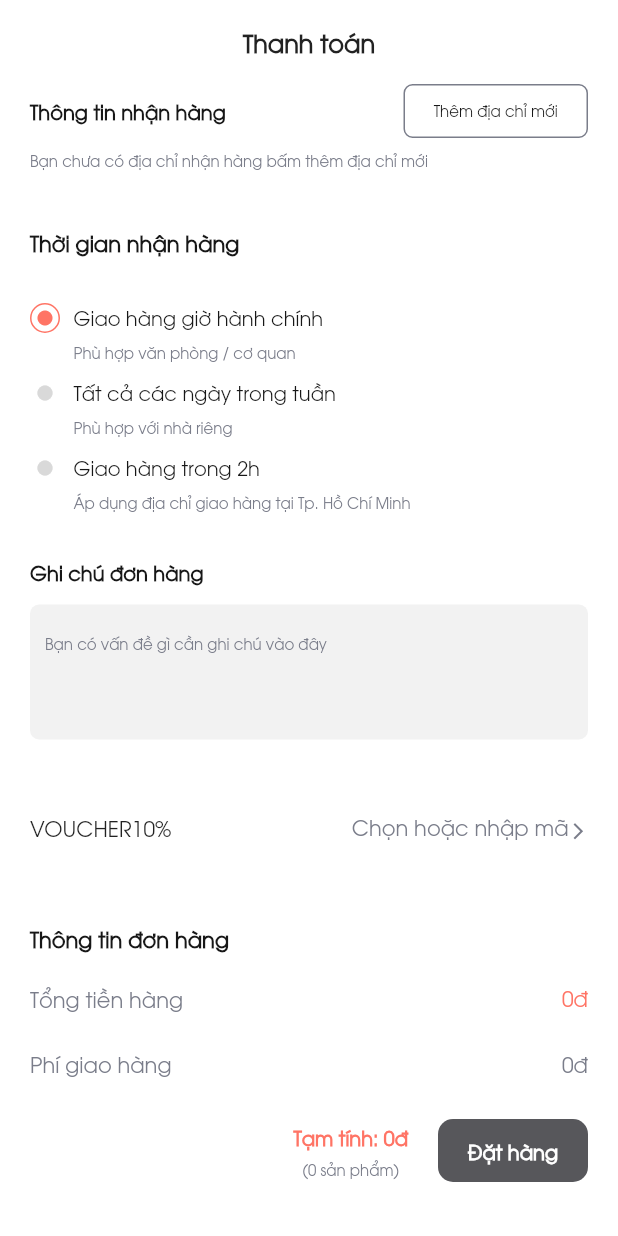
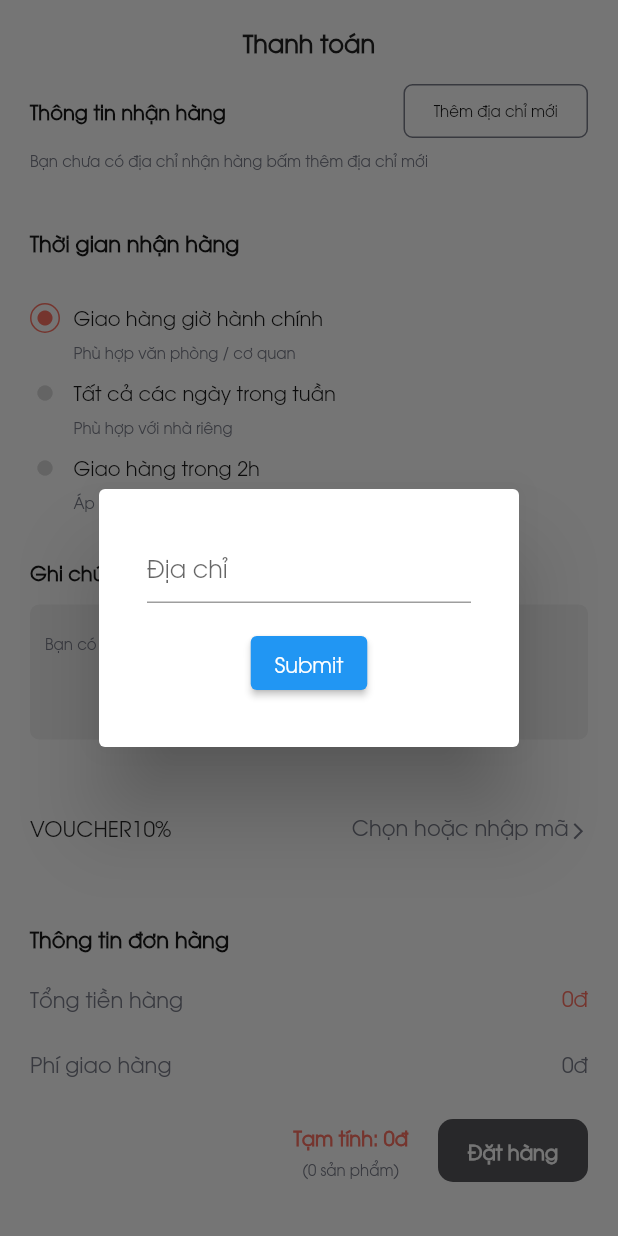
Before and after one commit to thoangson95/larosas, a Flutter app: the CartDetailScreen screen opened by its route, after a tap on "Thêm địa chỉ mới", on a phone screen of 412 x 824 dp. Run offline on Flutter 3.47's test engine with Material 2 defaults, Android fonts, the phone set to English and light mode, and no system bars; our stand-ins replace dio, flutter_animate, flutter_riverpod, flutter_svg, go_router, hive and 1 more; accounts and stored records are empty; network calls fail.

Commit message:
lưu giỏ hàng có địa chỉ và ghi chú

```diff
--- a/lib/main.dart
+++ b/lib/main.dart
@@ -17,6 +17,7 @@ Future<void> main() async {
 
   Hive.registerAdapter(CartModelAdapter());
   await Hive.openBox<CartModel>('CartBox');
+  await Hive.openBox<CartModel>('UserInfo');
 
   runApp(const ProviderScope(child: MyApp()));
 }
@@ -31,12 +32,22 @@ final GoRouter _router = GoRouter(
   ],
 );
 
-class MyApp extends ConsumerWidget {
+class MyApp extends StatefulWidget {
   const MyApp({super.key});
 
-  // This widget is the root of your application.
   @override
-  Widget build(BuildContext context, WidgetRef ref) {
+  State<MyApp> createState() => _MyAppState();
+}
+
+class _MyAppState extends State<MyApp> {
+  @override
+  void dispose() {
+    Hive.close();
+    super.dispose();
+  }
+
+  @override
+  Widget build(BuildContext context) {
     return MaterialApp.router(
       title: 'Larosas',
       debugShowCheckedModeBanner: false,
--- a/lib/modules/cart/layout_cart_detail.dart
+++ b/lib/modules/cart/layout_cart_detail.dart
@@ -9,11 +9,11 @@ class LayoutCartDetail extends StatelessWidget {
   static String pathRoute = '/cart-detail';
   static GoRoute goRoute() => GoRoute(
         path: pathRoute,
-        builder: (context, state) => const CartDetailScreen(),
+        builder: (context, state) => CartDetailScreen(),
       );
 
   @override
   Widget build(BuildContext context) {
-    return const CartDetailScreen();
+    return CartDetailScreen();
   }
 }
--- a/lib/modules/cart/provider/cart_controller.dart
+++ b/lib/modules/cart/provider/cart_controller.dart
@@ -20,9 +20,9 @@ class CartController {
     }
   }
 
-  Future<bool> saveCart(String param) async {
+  Future<bool> saveCart(String param, String address, String note) async {
     try {
-      final res = await repo.saveCartAPI(param);
+      final res = await repo.saveCartAPI(param, address, note);
       return res;
     } on DioError {
       rethrow;
--- a/lib/modules/cart/provider/cart_state.dart
+++ b/lib/modules/cart/provider/cart_state.dart
@@ -195,6 +195,11 @@ class CartNotifier extends Notifier<CartState> {
     if (idx > -1) {
       state.list[idx].selected = !state.list[idx].selected;
       state.box.putAt(idx, state.list[idx]);
+      if (state.box.values.where((element) => element.selected == false).isNotEmpty) {
+        state.isSelectAll = false;
+      } else {
+        state.isSelectAll = true;
+      }
       caculateTotalAndMaxQty();
       reload();
       state = state.copyWith();
--- a/lib/modules/cart/screen/cart_detail_screen.dart
+++ b/lib/modules/cart/screen/cart_detail_screen.dart
@@ -11,11 +11,37 @@ import '../provider/cart_controller.dart';
 import 'widget/cart_detail_product_list_widget.dart';
 import 'widget/thoi_gian_nhan_widget.dart';
 
-class CartDetailScreen extends ConsumerWidget {
+class CartDetailScreen extends ConsumerStatefulWidget {
   const CartDetailScreen({Key? key}) : super(key: key);
 
   @override
-  Widget build(BuildContext context, WidgetRef ref) {
+  ConsumerState<CartDetailScreen> createState() => _CartDetailScreenState();
+}
+
+class _CartDetailScreenState extends ConsumerState<CartDetailScreen> {
+  final _formKey = GlobalKey<FormState>();
+
+  late TextEditingController _diachiCtrl;
+  late TextEditingController _ghichuCtrl;
+
+  @override
+  void initState() {
+    // TODO: implement initState
+    super.initState();
+    _diachiCtrl = TextEditingController();
+    _ghichuCtrl = TextEditingController();
+  }
+
+  @override
+  void dispose() {
+    // TODO: implement dispose
+    super.dispose();
+    _diachiCtrl.dispose();
+    _ghichuCtrl.dispose();
+  }
+
+  @override
+  Widget build(BuildContext context) {
     final listProduct = ref.watch(cartNotifierProvider).list.where((element) => element.selected == true).toList();
     final data = ref.watch(cartNotifierProvider);
     final cartNotEmpty = listProduct.isNotEmpty;
@@ -57,7 +83,65 @@ class CartDetailScreen extends ConsumerWidget {
                       width: 123,
                       height: 36,
                       child: TextButton(
-                        onPressed: () {},
+                        onPressed: () {
+                          showDialog(
+                              context: context,
+                              builder: (BuildContext context) {
+                                return AlertDialog(
+                                  content: Stack(
+                                    children: <Widget>[
+                                      Positioned(
+                                        right: -40.0,
+                                        top: -40.0,
+                                        child: InkResponse(
+                                          onTap: () {
+                                            Navigator.of(context).pop();
+                                          },
+                                          child: const CircleAvatar(
+                                            backgroundColor: Colors.red,
+                                            child: Icon(Icons.close),
+                                          ),
+                                        ),
+                                      ),
+                                      Form(
+                                        key: _formKey,
+                                        child: Column(
+                                          mainAxisSize: MainAxisSize.min,
+                                          children: <Widget>[
+                                            Padding(
+                                              padding: const EdgeInsets.all(8.0),
+                                              child: TextFormField(
+                                                decoration: const InputDecoration(hintText: "Địa chỉ"),
+                                                controller: _diachiCtrl,
+                                                validator: (value) {
+                                                  if (value == null || value.isEmpty) {
+                                                    return 'Vui lòng không bỏ trống';
+                                                  }
+                                                  return null;
+                                                },
+                                              ),
+                                            ),
+                                            Padding(
+                                              padding: const EdgeInsets.all(8.0),
+                                              child: ElevatedButton(
+                                                child: const Text("Submit"),
+                                                onPressed: () {
+                                                  if (_formKey.currentState!.validate()) {
+                                                    _formKey.currentState!.save();
+                                                    context.pop();
+                                                    setState(() {});
+                                                  }
+                                                },
+                                              ),
+                                            )
+                                          ],
+                                        ),
+                                      ),
+                                    ],
+                                  ),
+                                );
+                              });
+                        },
                         style: TextButton.styleFrom(
                           side: const BorderSide(
                             width: 1,
@@ -87,10 +171,10 @@ class CartDetailScreen extends ConsumerWidget {
                   height: 30,
                   child: Row(
                     crossAxisAlignment: CrossAxisAlignment.center,
-                    children: const [
+                    children: [
                       Text(
-                        "Bạn chưa có địa chỉ nhận hàng bấm thêm địa chỉ mới",
-                        style: TextStyle(
+                        _diachiCtrl.text == "" ? "Bạn chưa có địa chỉ nhận hàng bấm thêm địa chỉ mới" : _diachiCtrl.text,
+                        style: const TextStyle(
                           color: Color(0xff7A7D8A),
                           fontSize: 10,
                         ),
@@ -126,9 +210,10 @@ class CartDetailScreen extends ConsumerWidget {
                   ),
                 ),
                 padding: const EdgeInsets.symmetric(horizontal: 10, vertical: 12),
-                child: const TextField(
+                child: TextField(
+                  controller: _ghichuCtrl,
                   maxLines: 3,
-                  decoration: InputDecoration.collapsed(hintText: "Bạn có vấn đề gì cần ghi chú vào đây", hintStyle: TextStyle(fontSize: 10, height: 2, color: Color(0xff7A7D8A))),
+                  decoration: const InputDecoration.collapsed(hintText: "Bạn có vấn đề gì cần ghi chú vào đây", hintStyle: TextStyle(fontSize: 10, height: 2, color: Color(0xff7A7D8A))),
                 ),
               ),
 
@@ -263,10 +348,9 @@ class CartDetailScreen extends ConsumerWidget {
               child: ElevatedButton(
                 onPressed: () {
                   if (cartNotEmpty) {
-                    // context.push("/cart-success");
                     alert(context, const Text("Thông báo"), const Text("Đang tải"), []);
                     String param = jsonEncode(listProduct);
-                    ref.read(cartControllerProvider).saveCart(param).then((value) {
+                    ref.read(cartControllerProvider).saveCart(param, _diachiCtrl.text, _ghichuCtrl.text).then((value) {
                       if (value) {
                         ref.read(cartNotifierProvider.notifier).clear();
                         context.pop();
--- a/lib/modules/product_detail/provider/product_detail_controller.dart
+++ b/lib/modules/product_detail/provider/product_detail_controller.dart
@@ -26,6 +26,6 @@ final dioProvider = Provider<Dio>((ref) {
   return dio;
 });
 
-final productDetailIdProvier = StateProvider<int>((ref) => 44);
+final productDetailIdProvier = StateProvider<int>((ref) => 39);
 
 final productDetailProvider = FutureProvider<ProductDetailModel>((ref) => ProductDetailController(ref.watch(dioProvider)).fetchProductDetail(ref.watch(productDetailIdProvier)));
--- a/pubspec.yaml
+++ b/pubspec.yaml
@@ -47,6 +47,7 @@ dependencies:
   hive: ^2.2.3
   hive_flutter: ^1.1.0
   flutter_svg: ^2.0.2
+  flutter_animate: ^4.1.0
 
 dev_dependencies:
   flutter_test:
```
Also changed, not shown: lib/modules/cart/respository/cart_repository.dart (+11 -10 lines), lib/modules/cart/screen/cart_screen.dart (+5 -18 lines).
